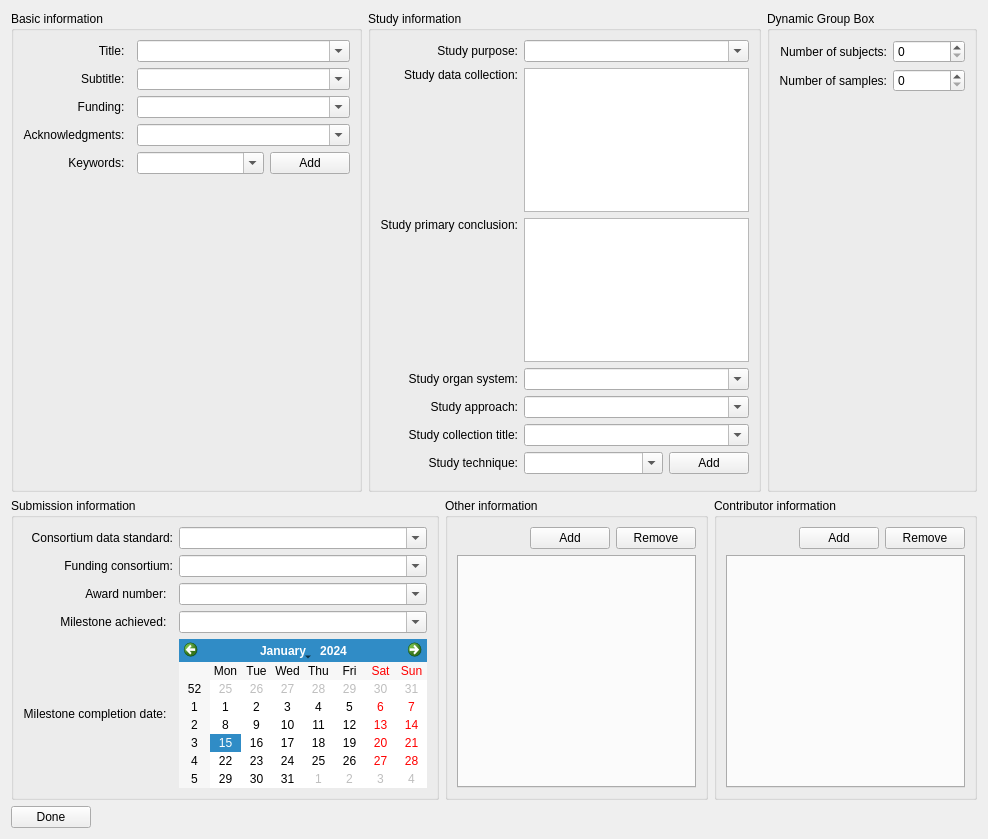
mapclient-plugins/mapclientplugins.generatesds, file mapclientplugins/generatesdsstep/qt/generatesdswidget.ui: the form before one commit.
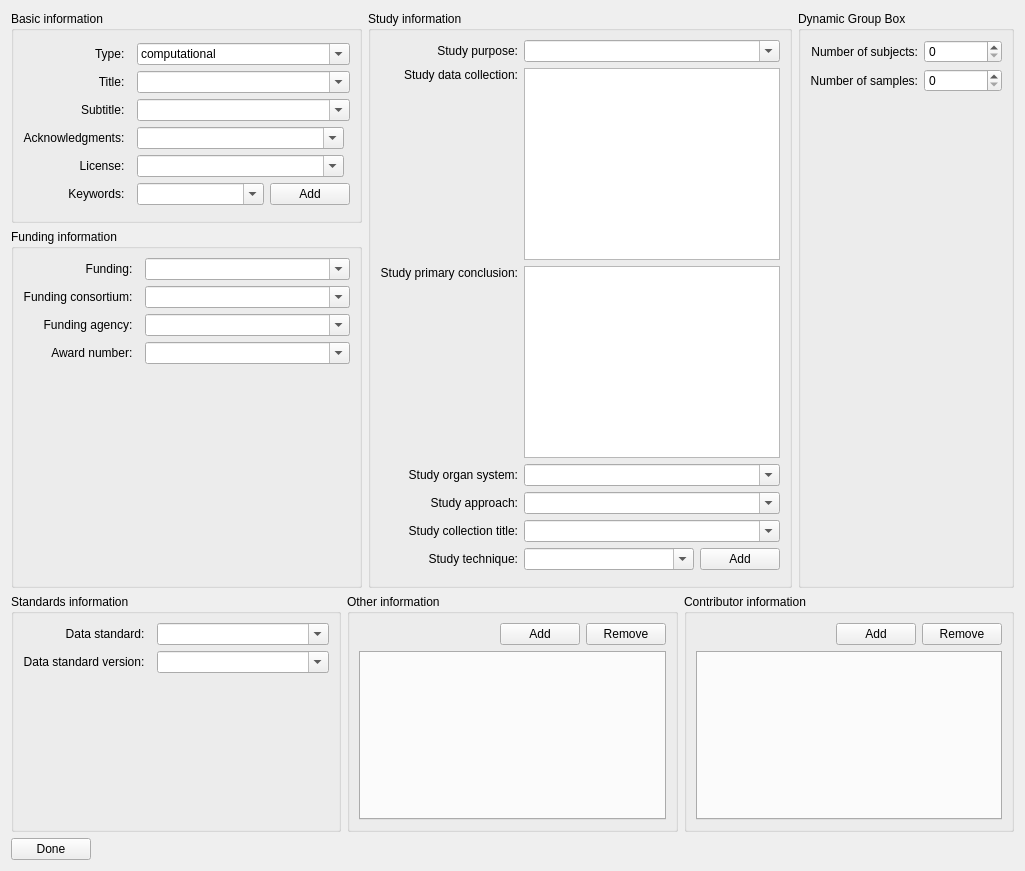
The form after the commit.

Commit message: Update generation of SDS to version 3.0.2.

Patch:
```diff
--- a/mapclientplugins/generatesdsstep/qt/generatesdswidget.ui
+++ b/mapclientplugins/generatesdsstep/qt/generatesdswidget.ui
@@ -6,8 +6,8 @@
    <rect>
     <x>0</x>
     <y>0</y>
-    <width>988</width>
-    <height>839</height>
+    <width>1025</width>
+    <height>871</height>
    </rect>
   </property>
   <property name="windowTitle">
@@ -17,12 +17,61 @@
    <item>
     <layout class="QHBoxLayout" name="horizontalLayout_4">
      <item>
+      <widget class="QFrame" name="frame_1">
+       <property name="frameShape">
+        <enum>QFrame::Shape::NoFrame</enum>
+       </property>
+       <property name="frameShadow">
+        <enum>QFrame::Shadow::Plain</enum>
+       </property>
+       <layout class="QVBoxLayout" name="verticalLayout_6">
+        <property name="leftMargin">
+         <number>0</number>
+        </property>
+        <property name="topMargin">
+         <number>0</number>
+        </property>
+        <property name="rightMargin">
+         <number>0</number>
+        </property>
+        <property name="bottomMargin">
+         <number>0</number>
+        </property>
+        <item>
       <widget class="QGroupBox" name="groupBoxBasicInformation">
        <property name="title">
         <string>Basic information</string>
        </property>
        <layout class="QGridLayout" name="gridLayout">
-        <item row="0" column="0">
+           <property name="topMargin">
+            <number>12</number>
+           </property>
+           <item row="2" column="1" colspan="2">
+            <widget class="QComboBox" name="comboBox__dataset_description__Subtitle">
+             <property name="sizePolicy">
+              <sizepolicy hsizetype="MinimumExpanding" vsizetype="Fixed">
+               <horstretch>0</horstretch>
+               <verstretch>0</verstretch>
+              </sizepolicy>
+             </property>
+             <property name="minimumSize">
+              <size>
+               <width>127</width>
+               <height>0</height>
+              </size>
+             </property>
+             <property name="maximumSize">
+              <size>
+               <width>1040</width>
+               <height>16777215</height>
+              </size>
+             </property>
+             <property name="editable">
+              <bool>true</bool>
+             </property>
+            </widget>
+           </item>
+           <item row="1" column="0">
          <widget class="QLabel" name="labelDatasetTitle">
           <property name="text">
            <string>Title:  </string>
@@ -32,84 +81,7 @@
           </property>
          </widget>
         </item>
-        <item row="0" column="1">
-         <widget class="QComboBox" name="comboBox__dataset_description__Title">
-          <property name="sizePolicy">
-           <sizepolicy hsizetype="MinimumExpanding" vsizetype="Fixed">
-            <horstretch>0</horstretch>
-            <verstretch>0</verstretch>
-           </sizepolicy>
-          </property>
-          <property name="minimumSize">
-           <size>
-            <width>127</width>
-            <height>0</height>
-           </size>
-          </property>
-          <property name="editable">
-           <bool>true</bool>
-          </property>
-         </widget>
-        </item>
-        <item row="1" column="0">
-         <widget class="QLabel" name="labelDatasetSubtitle">
-          <property name="text">
-           <string>Subtitle:  </string>
-          </property>
-          <property name="alignment">
-           <set>Qt::AlignmentFlag::AlignRight|Qt::AlignmentFlag::AlignTrailing|Qt::AlignmentFlag::AlignVCenter</set>
-          </property>
-         </widget>
-        </item>
-        <item row="1" column="1">
-         <widget class="QComboBox" name="comboBox__dataset_description__Subtitle">
-          <property name="sizePolicy">
-           <sizepolicy hsizetype="MinimumExpanding" vsizetype="Fixed">
-            <horstretch>0</horstretch>
-            <verstretch>0</verstretch>
-           </sizepolicy>
-          </property>
-          <property name="minimumSize">
-           <size>
-            <width>127</width>
-            <height>0</height>
-           </size>
-          </property>
-          <property name="editable">
-           <bool>true</bool>
-          </property>
-         </widget>
-        </item>
-        <item row="2" column="0">
-         <widget class="QLabel" name="labelDatasetFunding">
-          <property name="text">
-           <string>Funding:  </string>
-          </property>
-          <property name="alignment">
-           <set>Qt::AlignmentFlag::AlignRight|Qt::AlignmentFlag::AlignTrailing|Qt::AlignmentFlag::AlignVCenter</set>
-          </property>
-         </widget>
-        </item>
-        <item row="2" column="1">
-         <widget class="QComboBox" name="comboBox__dataset_description__Funding">
-          <property name="sizePolicy">
-           <sizepolicy hsizetype="MinimumExpanding" vsizetype="Fixed">
-            <horstretch>0</horstretch>
-            <verstretch>0</verstretch>
-           </sizepolicy>
-          </property>
-          <property name="minimumSize">
-           <size>
-            <width>127</width>
-            <height>0</height>
-           </size>
-          </property>
-          <property name="editable">
-           <bool>true</bool>
-          </property>
-         </widget>
-        </item>
-        <item row="3" column="0">
+           <item row="4" column="0">
          <widget class="QLabel" name="labelDatasetAcknowledgments">
           <property name="text">
            <string>Acknowledgments:  </string>
@@ -119,7 +91,80 @@
           </property>
          </widget>
         </item>
-        <item row="3" column="1">
+           <item row="2" column="0">
+            <widget class="QLabel" name="labelDatasetSubtitle">
+             <property name="text">
+              <string>Subtitle:  </string>
+             </property>
+             <property name="alignment">
+              <set>Qt::AlignmentFlag::AlignRight|Qt::AlignmentFlag::AlignTrailing|Qt::AlignmentFlag::AlignVCenter</set>
+             </property>
+            </widget>
+           </item>
+           <item row="7" column="0">
+            <widget class="QLabel" name="labelDatasetLicense">
+             <property name="text">
+              <string>License:  </string>
+             </property>
+             <property name="alignment">
+              <set>Qt::AlignmentFlag::AlignRight|Qt::AlignmentFlag::AlignTrailing|Qt::AlignmentFlag::AlignVCenter</set>
+             </property>
+            </widget>
+           </item>
+           <item row="0" column="1" colspan="2">
+            <widget class="QComboBox" name="comboBox__dataset_description__Type">
+             <property name="sizePolicy">
+              <sizepolicy hsizetype="MinimumExpanding" vsizetype="Fixed">
+               <horstretch>0</horstretch>
+               <verstretch>0</verstretch>
+              </sizepolicy>
+             </property>
+             <property name="minimumSize">
+              <size>
+               <width>127</width>
+               <height>0</height>
+              </size>
+             </property>
+             <property name="editable">
+              <bool>true</bool>
+             </property>
+             <item>
+              <property name="text">
+               <string>computational</string>
+              </property>
+             </item>
+             <item>
+              <property name="text">
+               <string>experimental</string>
+              </property>
+             </item>
+             <item>
+              <property name="text">
+               <string>device</string>
+              </property>
+             </item>
+            </widget>
+           </item>
+           <item row="7" column="1">
+            <widget class="QComboBox" name="comboBox__dataset_description__License">
+             <property name="sizePolicy">
+              <sizepolicy hsizetype="MinimumExpanding" vsizetype="Fixed">
+               <horstretch>0</horstretch>
+               <verstretch>0</verstretch>
+              </sizepolicy>
+             </property>
+             <property name="minimumSize">
+              <size>
+               <width>127</width>
+               <height>0</height>
+              </size>
+             </property>
+             <property name="editable">
+              <bool>true</bool>
+             </property>
+            </widget>
+           </item>
+           <item row="4" column="1">
          <widget class="QComboBox" name="comboBox__dataset_description__Acknowledgments">
           <property name="sizePolicy">
            <sizepolicy hsizetype="MinimumExpanding" vsizetype="Fixed">
@@ -138,17 +183,10 @@
           </property>
          </widget>
         </item>
-        <item row="4" column="0">
-         <widget class="QLabel" name="labelDatasetKeywords">
-          <property name="text">
-           <string>Keywords:  </string>
-          </property>
-          <property name="alignment">
-           <set>Qt::AlignmentFlag::AlignRight|Qt::AlignmentFlag::AlignTrailing|Qt::AlignmentFlag::AlignVCenter</set>
-          </property>
-         </widget>
-        </item>
-        <item row="4" column="1">
+           <item row="9" column="1" colspan="2">
+            <widget class="QWidget" name="widgetForChips__dataset_description__Keywords" native="true"/>
+           </item>
+           <item row="8" column="1" colspan="2">
          <layout class="QHBoxLayout" name="horizontalLayout_6">
           <item>
            <widget class="QComboBox" name="databaseOnlyComboBox__dataset_description__Keywords">
@@ -178,12 +216,174 @@
           </item>
          </layout>
         </item>
-        <item row="5" column="1">
-         <widget class="QWidget" name="widgetForChips__dataset_description__Keywords" native="true"/>
-        </item>
+           <item row="1" column="1" colspan="2">
+            <widget class="QComboBox" name="comboBox__dataset_description__Title">
+             <property name="sizePolicy">
+              <sizepolicy hsizetype="MinimumExpanding" vsizetype="Fixed">
+               <horstretch>0</horstretch>
+               <verstretch>0</verstretch>
+              </sizepolicy>
+             </property>
+             <property name="minimumSize">
+              <size>
+               <width>127</width>
+               <height>0</height>
+              </size>
+             </property>
+             <property name="editable">
+              <bool>true</bool>
+             </property>
+            </widget>
+           </item>
+           <item row="8" column="0">
+            <widget class="QLabel" name="labelDatasetKeywords">
+             <property name="text">
+              <string>Keywords:  </string>
+             </property>
+             <property name="alignment">
+              <set>Qt::AlignmentFlag::AlignRight|Qt::AlignmentFlag::AlignTrailing|Qt::AlignmentFlag::AlignVCenter</set>
+             </property>
+            </widget>
+           </item>
+           <item row="0" column="0">
+            <widget class="QLabel" name="labelDatasetType">
+             <property name="text">
+              <string>Type:  </string>
+             </property>
+             <property name="alignment">
+              <set>Qt::AlignmentFlag::AlignRight|Qt::AlignmentFlag::AlignTrailing|Qt::AlignmentFlag::AlignVCenter</set>
+             </property>
+            </widget>
+           </item>
        </layout>
       </widget>
      </item>
+        <item>
+         <widget class="QGroupBox" name="groupBox_2">
+          <property name="title">
+           <string>Funding information</string>
+          </property>
+          <layout class="QGridLayout" name="gridLayout_3">
+           <item row="0" column="0">
+            <widget class="QLabel" name="labelDatasetFunding">
+             <property name="text">
+              <string>Funding:  </string>
+             </property>
+             <property name="alignment">
+              <set>Qt::AlignmentFlag::AlignRight|Qt::AlignmentFlag::AlignTrailing|Qt::AlignmentFlag::AlignVCenter</set>
+             </property>
+            </widget>
+           </item>
+           <item row="3" column="0">
+            <widget class="QLabel" name="labelAwardNumber_2">
+             <property name="text">
+              <string>Award number:  </string>
+             </property>
+             <property name="alignment">
+              <set>Qt::AlignmentFlag::AlignRight|Qt::AlignmentFlag::AlignTrailing|Qt::AlignmentFlag::AlignVCenter</set>
+             </property>
+            </widget>
+           </item>
+           <item row="0" column="1">
+            <widget class="QComboBox" name="comboBox__dataset_description__Funding">
+             <property name="sizePolicy">
+              <sizepolicy hsizetype="MinimumExpanding" vsizetype="Fixed">
+               <horstretch>0</horstretch>
+               <verstretch>0</verstretch>
+              </sizepolicy>
+             </property>
+             <property name="minimumSize">
+              <size>
+               <width>127</width>
+               <height>0</height>
+              </size>
+             </property>
+             <property name="editable">
+              <bool>true</bool>
+             </property>
+            </widget>
+           </item>
+           <item row="3" column="1">
+            <widget class="QComboBox" name="comboBox__dataset_description__Award_number">
+             <property name="editable">
+              <bool>true</bool>
+             </property>
+            </widget>
+           </item>
+           <item row="1" column="1">
+            <widget class="QComboBox" name="comboBox__dataset_description__Funding_consortium">
+             <property name="editable">
+              <bool>true</bool>
+             </property>
+            </widget>
+           </item>
+           <item row="1" column="0">
+            <widget class="QLabel" name="labelFundingConsortium_2">
+             <property name="text">
+              <string>Funding consortium:  </string>
+             </property>
+             <property name="alignment">
+              <set>Qt::AlignmentFlag::AlignRight|Qt::AlignmentFlag::AlignTrailing|Qt::AlignmentFlag::AlignVCenter</set>
+             </property>
+            </widget>
+           </item>
+           <item row="2" column="0">
+            <widget class="QLabel" name="labelFundingAgency">
+             <property name="text">
+              <string>Funding agency:  </string>
+             </property>
+             <property name="alignment">
+              <set>Qt::AlignmentFlag::AlignRight|Qt::AlignmentFlag::AlignTrailing|Qt::AlignmentFlag::AlignVCenter</set>
+             </property>
+            </widget>
+           </item>
+           <item row="2" column="1">
+            <widget class="QComboBox" name="comboBox__dataset_description__Funding_agency">
+             <property name="editable">
+              <bool>true</bool>
+             </property>
+            </widget>
+           </item>
+           <item row="4" column="1">
+            <spacer name="verticalSpacer_2">
+             <property name="orientation">
+              <enum>Qt::Orientation::Vertical</enum>
+             </property>
+             <property name="sizeHint" stdset="0">
+              <size>
+               <width>20</width>
+               <height>40</height>
+              </size>
+             </property>
+            </spacer>
+           </item>
+          </layout>
+         </widget>
+        </item>
+       </layout>
+      </widget>
+     </item>
+     <item>
+      <widget class="QFrame" name="frame_2">
+       <property name="frameShape">
+        <enum>QFrame::Shape::NoFrame</enum>
+       </property>
+       <property name="frameShadow">
+        <enum>QFrame::Shadow::Plain</enum>
+       </property>
+       <layout class="QHBoxLayout" name="horizontalLayout_8">
+        <property name="leftMargin">
+         <number>0</number>
+        </property>
+        <property name="topMargin">
+         <number>0</number>
+        </property>
+        <property name="rightMargin">
+         <number>0</number>
+        </property>
+        <property name="bottomMargin">
+         <number>0</number>
+        </property>
      <item>
       <widget class="QGroupBox" name="groupBoxStudyInformation">
        <property name="title">
@@ -378,6 +578,30 @@
        </layout>
       </widget>
      </item>
+       </layout>
+      </widget>
+     </item>
+     <item>
+      <widget class="QFrame" name="frame_3">
+       <property name="frameShape">
+        <enum>QFrame::Shape::NoFrame</enum>
+       </property>
+       <property name="frameShadow">
+        <enum>QFrame::Shadow::Plain</enum>
+       </property>
+       <layout class="QHBoxLayout" name="horizontalLayout_9">
+        <property name="leftMargin">
+         <number>0</number>
+        </property>
+        <property name="topMargin">
+         <number>0</number>
+        </property>
+        <property name="rightMargin">
+         <number>0</number>
+        </property>
+        <property name="bottomMargin">
+         <number>0</number>
+        </property>
      <item>
       <widget class="QGroupBox" name="groupBoxDynamic">
        <property name="title">
@@ -505,48 +729,41 @@
       </widget>
      </item>
     </layout>
+      </widget>
+     </item>
+    </layout>
    </item>
    <item>
     <layout class="QHBoxLayout" name="horizontalLayout_3">
      <item>
       <widget class="QGroupBox" name="groupBoxSubmissionInformation">
        <property name="title">
-        <string>Submission information</string>
+        <string>Standards information</string>
        </property>
        <layout class="QGridLayout" name="gridLayout_4">
+        <item row="0" column="1">
+         <widget class="QComboBox" name="comboBox__dataset_description__Data_standard">
+          <property name="sizePolicy">
+           <sizepolicy hsizetype="MinimumExpanding" vsizetype="Fixed">
+            <horstretch>0</horstretch>
+            <verstretch>0</verstretch>
+           </sizepolicy>
+          </property>
+          <property name="minimumSize">
+           <size>
+            <width>127</width>
+            <height>0</height>
+           </size>
+          </property>
+          <property name="editable">
+           <bool>true</bool>
+          </property>
+         </widget>
+        </item>
         <item row="0" column="0">
          <widget class="QLabel" name="labelConsortiumDataStandard">
           <property name="text">
-           <string>Consortium data standard:</string>
-          </property>
-          <property name="alignment">
-           <set>Qt::AlignmentFlag::AlignRight|Qt::AlignmentFlag::AlignTrailing|Qt::AlignmentFlag::AlignVCenter</set>
-          </property>
-         </widget>
-        </item>
-        <item row="0" column="1">
-         <widget class="QComboBox" name="comboBox__submission__Consortium_data_standard">
-          <property name="sizePolicy">
-           <sizepolicy hsizetype="MinimumExpanding" vsizetype="Fixed">
-            <horstretch>0</horstretch>
-            <verstretch>0</verstretch>
-           </sizepolicy>
-          </property>
-          <property name="minimumSize">
-           <size>
-            <width>127</width>
-            <height>0</height>
-           </size>
-          </property>
-          <property name="editable">
-           <bool>true</bool>
-          </property>
-         </widget>
-        </item>
-        <item row="1" column="0">
-         <widget class="QLabel" name="labelFundingConsortium">
-          <property name="text">
-           <string>Funding consortium:</string>
+           <string>Data standard:  </string>
           </property>
           <property name="alignment">
            <set>Qt::AlignmentFlag::AlignRight|Qt::AlignmentFlag::AlignTrailing|Qt::AlignmentFlag::AlignVCenter</set>
@@ -572,76 +789,28 @@
           </property>
          </widget>
         </item>
-        <item row="2" column="0">
-         <widget class="QLabel" name="labelAwardNumber">
-          <property name="text">
-           <string>Award number:  </string>
-          </property>
-          <property name="alignment">
-           <set>Qt::AlignmentFlag::AlignRight|Qt::AlignmentFlag::AlignTrailing|Qt::AlignmentFlag::AlignVCenter</set>
-          </property>
-         </widget>
-        </item>
-        <item row="2" column="1">
-         <widget class="QComboBox" name="comboBox__submission__Award_number">
-          <property name="sizePolicy">
-           <sizepolicy hsizetype="MinimumExpanding" vsizetype="Fixed">
-            <horstretch>0</horstretch>
-            <verstretch>0</verstretch>
-           </sizepolicy>
-          </property>
-          <property name="minimumSize">
-           <size>
-            <width>127</width>
-            <height>0</height>
-           </size>
-          </property>
-          <property name="editable">
-           <bool>true</bool>
-          </property>
-         </widget>
-        </item>
-        <item row="3" column="0">
+        <item row="1" column="0">
          <widget class="QLabel" name="labelMilestoneAchieved">
           <property name="text">
-           <string>Milestone achieved:  </string>
+           <string>Data standard version:  </string>
           </property>
           <property name="alignment">
            <set>Qt::AlignmentFlag::AlignRight|Qt::AlignmentFlag::AlignTrailing|Qt::AlignmentFlag::AlignVCenter</set>
           </property>
          </widget>
         </item>
-        <item row="3" column="1">
-         <widget class="QComboBox" name="comboBox__submission__Milestone_achieved">
-          <property name="sizePolicy">
-           <sizepolicy hsizetype="MinimumExpanding" vsizetype="Fixed">
-            <horstretch>0</horstretch>
-            <verstretch>0</verstretch>
-           </sizepolicy>
+        <item row="2" column="1">
+         <spacer name="verticalSpacer_3">
+          <property name="orientation">
+           <enum>Qt::Orientation::Vertical</enum>
           </property>
-          <property name="minimumSize">
+          <property name="sizeHint" stdset="0">
            <size>
-            <width>127</width>
-            <height>0</height>
+            <width>20</width>
+            <height>40</height>
            </size>
           </property>
-          <property name="editable">
-           <bool>true</bool>
-          </property>
-         </widget>
-        </item>
-        <item row="4" column="0">
-         <widget class="QLabel" name="labelMilestoneCompletionDate">
-          <property name="text">
-           <string>Milestone completion date:  </string>
-          </property>
-          <property name="alignment">
-           <set>Qt::AlignmentFlag::AlignRight|Qt::AlignmentFlag::AlignTrailing|Qt::AlignmentFlag::AlignVCenter</set>
-          </property>
-         </widget>
-        </item>
-        <item row="4" column="1">
-         <widget class="QCalendarWidget" name="calendarWidget__submission__Milestone_completion_date"/>
+         </spacer>
         </item>
        </layout>
       </widget>
@@ -742,19 +911,6 @@
      </item>
     </layout>
    </item>
-   <item>
-    <spacer name="verticalSpacer">
-     <property name="orientation">
-      <enum>Qt::Orientation::Vertical</enum>
-     </property>
-     <property name="sizeHint" stdset="0">
-      <size>
-       <width>20</width>
-       <height>40</height>
-      </size>
-     </property>
-    </spacer>
-   </item>
    <item>
     <layout class="QHBoxLayout" name="horizontalLayout">
      <item>
```
Left out of the diff: 250 changed lines with no effect on the pictures. Lines whose indentation alone changed are shown as unchanged. The commit also changes 9 other files.
